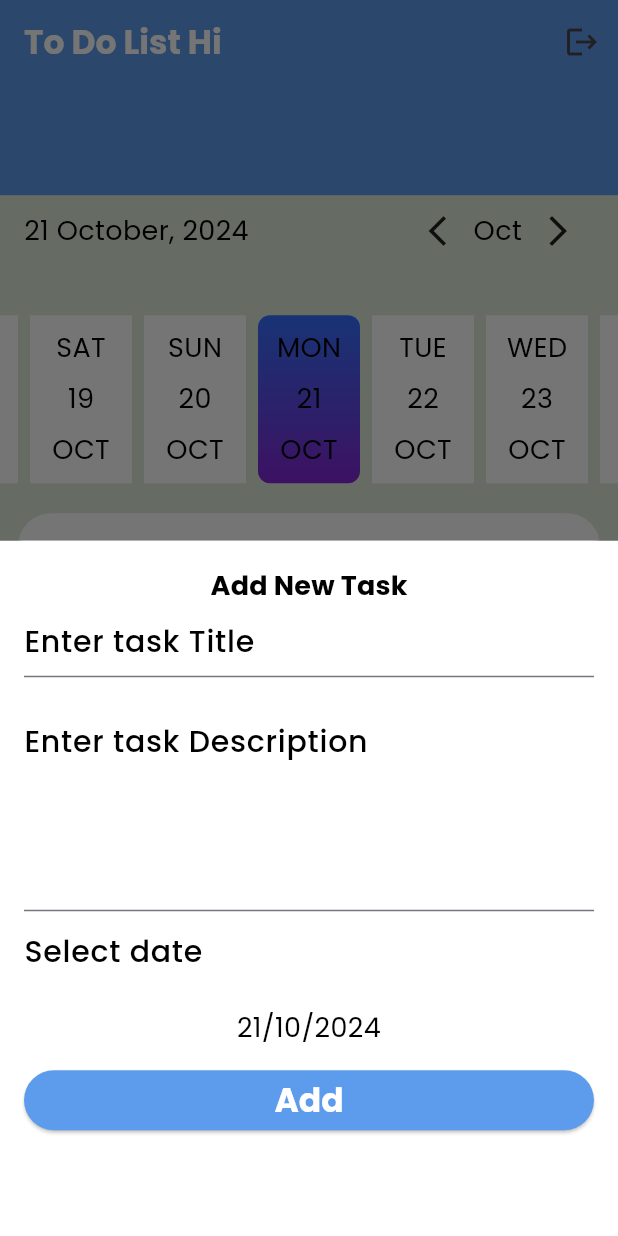
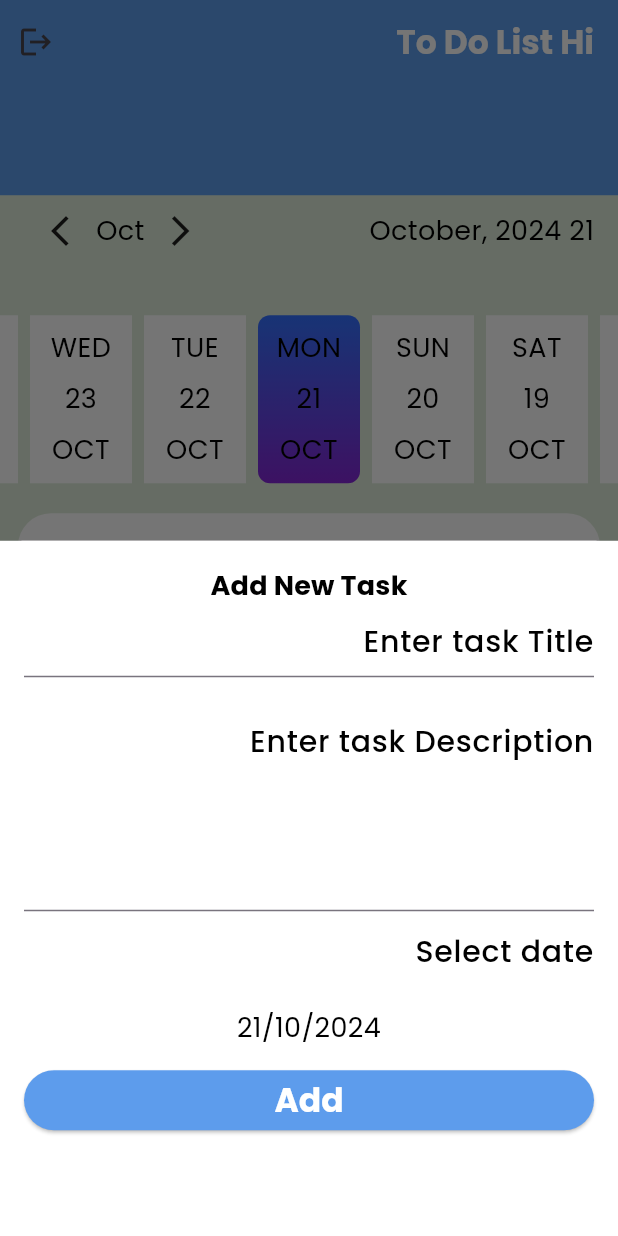
Before and after one commit to MoemenDarwish36/ToDoApp, a Flutter app: the screen it shows after launch, after a tap on the "add" icon, on a phone screen of 412 x 824 dp. Run offline on Flutter 3.47's test engine with Material 3 defaults, Android fonts, the phone set to English and light mode, and no system bars; drawn by our look-alikes of easy_date_timeline, flutter_slidable; our stand-ins replace shared_preferences; generated files the repository leaves out were written again.

Commit message:
Finished language provider and theme provider and added shared preferance

```diff
--- /dev/null
+++ b/l10n.yaml
@@ -0,0 +1,3 @@
+arb-dir: lib/l10n
+template-arb-file: app_en.arb
+output-localization-file: app_localizations.dart
--- a/lib/main.dart
+++ b/lib/main.dart
@@ -1,10 +1,26 @@
 import 'package:flutter/material.dart';
+import 'package:flutter_localizations/flutter_localizations.dart';
+import 'package:provider/provider.dart';
+import 'package:todo/provider/language_provider.dart';
+import 'package:todo/provider/theme_provider.dart';
 import 'package:todo/ui/screen/home_screen/home_screen.dart';
 import 'package:todo/ui/screen/splash_screen/splash_screen.dart';
 import 'package:todo/ui/utilities/app_theme.dart';
+import 'package:flutter_gen/gen_l10n/app_localizations.dart';
 
-void main() {
-  runApp(const MyApp());
+void main() async{
+  WidgetsFlutterBinding.ensureInitialized();
+  ThemeProvider themeProvider = ThemeProvider();
+  LanguageProvider languageProvider = LanguageProvider();
+  await themeProvider.getTheme();
+  await languageProvider.getLanguage();
+  runApp(
+      ChangeNotifierProvider(
+        create: (context) => themeProvider,
+        child: ChangeNotifierProvider(
+          create: (context) => languageProvider ,
+            child: const MyApp()),
+      ));
 }
 
 class MyApp extends StatelessWidget {
@@ -13,15 +29,29 @@ class MyApp extends StatelessWidget {
   // This widget is the root of your application.
   @override
   Widget build(BuildContext context) {
+    LanguageProvider languageProvider = Provider.of(context);
+    ThemeProvider themeProvider = Provider.of(context);
     return MaterialApp(
+      localizationsDelegates: const [
+        AppLocalizations.delegate,
+        GlobalMaterialLocalizations.delegate,
+        GlobalWidgetsLocalizations.delegate,
+        GlobalCupertinoLocalizations.delegate,
+      ],
+      supportedLocales: const [
+        Locale('en'), // English
+        Locale('ar'), // Spanish
+      ],
+      locale: Locale(languageProvider.selectedLanguage),
       debugShowCheckedModeBanner: false,
       initialRoute: Splash.routeName,
       routes: {
         HomeScreen.routeName: (_) => HomeScreen(),
-        Splash.routeName: (_) => Splash(),
+        Splash.routeName: (_) => const Splash(),
       },
       theme: AppThemeData.lightTheme,
       darkTheme: AppThemeData.darkTheme,
+      themeMode: themeProvider.currentTheme,
     );
   }
 }
--- /dev/null
+++ b/lib/provider/language_provider.dart
@@ -0,0 +1,28 @@
+import 'package:flutter/material.dart';
+import 'package:shared_preferences/shared_preferences.dart';
+
+class LanguageProvider extends ChangeNotifier {
+  String selectedLanguage = "en";
+
+  late SharedPreferences storageLanguage;
+
+  Future<void> getLanguage() async {
+    storageLanguage = await SharedPreferences.getInstance();
+    if (storageLanguage.getBool("isEnglish") ?? false) {
+      selectedLanguage = "en";
+    } else {
+      selectedLanguage = "ar";
+    }
+  }
+
+  set newLanguage(String language) {
+    selectedLanguage = language;
+    notifyListeners();
+    bool isEnglish = language == selectedLanguage ? true : false;
+    _saveLanguage(isEnglish);
+  }
+
+  void _saveLanguage(bool isEnglish) {
+    storageLanguage.setBool("isEnglish", isEnglish);
+  }
+}
--- /dev/null
+++ b/lib/provider/theme_provider.dart
@@ -0,0 +1,33 @@
+import 'package:flutter/material.dart';
+import 'package:shared_preferences/shared_preferences.dart';
+
+class ThemeProvider extends ChangeNotifier {
+  ThemeMode currentTheme = ThemeMode.light;
+
+  late SharedPreferences storageTheme;
+
+  Future<void> getTheme() async {
+    storageTheme = await SharedPreferences.getInstance();
+    if (storageTheme.getBool("isDark") ?? false) {
+      currentTheme = ThemeMode.dark;
+    } else {
+      currentTheme = ThemeMode.light;
+    }
+  }
+
+  /// to check if switch open or no
+  bool get isDarkThemeEnabled => currentTheme == ThemeMode.dark;
+
+  set newTheme(ThemeMode themeMode) {
+    currentTheme = themeMode;
+
+    notifyListeners();
+    bool isDark = currentTheme == ThemeMode.dark ? true : false;
+    _saveTheme(isDark);
+  }
+
+
+  void _saveTheme(bool isDark) {
+    storageTheme.setBool("isDark", isDark);
+  }
+}
--- a/lib/ui/screen/home_screen/add_bottom_sheet.dart
+++ b/lib/ui/screen/home_screen/add_bottom_sheet.dart
@@ -1,5 +1,6 @@
 import 'package:flutter/material.dart';
 import 'package:todo/ui/utilities/data_time_extension.dart';
+
 import '../../utilities/app_color.dart';
 
 class AddBottomSheet extends StatefulWidget {
@@ -19,6 +20,7 @@ class _AddBottomSheetState extends State<AddBottomSheet> {
   DateTime selectedDate = DateTime.now();
   String title = '';
   String description = '';
+
   // late ListProvider listProvider;
   // late ThemeProvider themeProvider;
   // late AuthUserProvider authUserProvider;
--- a/lib/ui/screen/home_screen/home_screen.dart
+++ b/lib/ui/screen/home_screen/home_screen.dart
@@ -1,6 +1,7 @@
 import 'package:flutter/material.dart';
 import 'package:todo/ui/screen/home_screen/tab/list_tab/List_tab.dart';
 import 'package:todo/ui/screen/home_screen/tab/settings/settings_tab.dart';
+import 'package:todo/ui/utilities/local_extension.dart';
 
 import '../../utilities/app_color.dart';
 import 'add_bottom_sheet.dart';
@@ -73,10 +74,10 @@ class _HomeScreenState extends State<HomeScreen> {
             },
             items: [
               BottomNavigationBarItem(
-                  icon: Icon(Icons.list), label: "context.localization.list"),
+                  icon: Icon(Icons.list), label: context.localization.list),
               BottomNavigationBarItem(
                   icon: const Icon(Icons.settings),
-                  label: "context.localization.settings"),
+                  label: context.localization.settings),
             ]),
       );
 
--- a/lib/ui/screen/home_screen/tab/list_tab/List_tab.dart
+++ b/lib/ui/screen/home_screen/tab/list_tab/List_tab.dart
@@ -1,6 +1,8 @@
 import 'package:easy_date_timeline/easy_date_timeline.dart';
 import 'package:flutter/material.dart';
+import 'package:provider/provider.dart';
 
+import '../../../../../provider/theme_provider.dart';
 import '../../../../utilities/app_color.dart';
 import 'list_item.dart';
 
@@ -18,12 +20,12 @@ class ListTabState extends State<ListTab> {
   //   getAllTasksFromFireStore() ;
   // }
   // late ListProvider listProvider;
-  // late ThemeProvider themeProvider;
+  late ThemeProvider themeProvider;
   // late AuthUserProvider authUserProvider;
 
   @override
   Widget build(BuildContext context) {
-    // themeProvider = Provider.of(context);
+    themeProvider = Provider.of(context);
     // listProvider = Provider.of(context);
     // authUserProvider = Provider.of(context);
     // if (listProvider.tasksList.isEmpty) {
@@ -51,9 +53,9 @@ class ListTabState extends State<ListTab> {
   buildCalendar() {
     return EasyDateTimeLine(
       activeColor:
-      // themeProvider.isDarkThemeEnabled
-      //     ? AppColors.white
-      //     :
+      themeProvider.isDarkThemeEnabled
+          ? AppColors.white
+          :
       AppColors.primaryColor,
       initialDate:selectedDate,
       // listProvider.selectedDate,
@@ -65,16 +67,16 @@ class ListTabState extends State<ListTab> {
       headerProps: EasyHeaderProps(
         monthStyle: TextStyle(
           color:
-          // themeProvider.isDarkThemeEnabled
-          //     ? AppColors.white
-          //     :
+          themeProvider.isDarkThemeEnabled
+              ? AppColors.white
+              :
           AppColors.black,
         ),
         selectedDateStyle: TextStyle(
           color:
-          // themeProvider.isDarkThemeEnabled
-          //     ? AppColors.white
-          //     :
+          themeProvider.isDarkThemeEnabled
+              ? AppColors.white
+              :
           AppColors.black,
         ),
         monthPickerType: MonthPickerType.switcher,
@@ -84,68 +86,68 @@ class ListTabState extends State<ListTab> {
         todayStyle: DayStyle(
             dayNumStyle: TextStyle(
               color:
-              // themeProvider.isDarkThemeEnabled
-              //     ? AppColors.white
-              //     :
+              themeProvider.isDarkThemeEnabled
+                  ? AppColors.white
+                  :
               AppColors.black,
             ),
             decoration: BoxDecoration(
               color:
-              // themeProvider.isDarkThemeEnabled
-              //     ? AppColors.blackDarkColor
-              //     :
+              themeProvider.isDarkThemeEnabled
+                  ? AppColors.blackDarkColor
+                  :
               AppColors.white,
             )),
         inactiveDayStyle: DayStyle(
             monthStrStyle: TextStyle(
               color:
-              // themeProvider.isDarkThemeEnabled
-              //     ? AppColors.white
-              //     :
+              themeProvider.isDarkThemeEnabled
+                  ? AppColors.white
+                  :
               AppColors.black,
             ),
             dayStrStyle: TextStyle(
               color:
-              // themeProvider.isDarkThemeEnabled
-              //     ? AppColors.white
-              //     :
+              themeProvider.isDarkThemeEnabled
+                  ? AppColors.white
+                  :
               AppColors.black,
             ),
             dayNumStyle: TextStyle(
               color:
-              // themeProvider.isDarkThemeEnabled
-              //     ? AppColors.white
-              //     :
+              themeProvider.isDarkThemeEnabled
+                  ? AppColors.white
+                  :
               AppColors.black,
             ),
             decoration: BoxDecoration(
               color:
-              // themeProvider.isDarkThemeEnabled
-              //     ? AppColors.blackDarkColor
-              //     :
+              themeProvider.isDarkThemeEnabled
+                  ? AppColors.blackDarkColor
+                  :
               AppColors.white,
             )),
         dayStructure: DayStructure.dayStrDayNumMonth,
         activeDayStyle: DayStyle(
           monthStrStyle: TextStyle(
             color:
-            // themeProvider.isDarkThemeEnabled
-            //     ? AppColors.white
-            //     :
+            themeProvider.isDarkThemeEnabled
+                ? AppColors.white
+                :
             AppColors.black,
           ),
           dayStrStyle: TextStyle(
             color:
-            // themeProvider.isDarkThemeEnabled
-            //     ? AppColors.white
-            //     :
+            themeProvider.isDarkThemeEnabled
+                ? AppColors.white
+                :
             AppColors.black,
           ),
           dayNumStyle: TextStyle(
             color:
-            // themeProvider.isDarkThemeEnabled
-            //     ? AppColors.white
-            //     :
+            themeProvider.isDarkThemeEnabled
+                ? AppColors.white
+                :
             AppColors.black,
           ),
           decoration: const BoxDecoration(
--- a/lib/ui/screen/home_screen/tab/list_tab/list_item.dart
+++ b/lib/ui/screen/home_screen/tab/list_tab/list_item.dart
@@ -1,6 +1,8 @@
 import 'package:flutter/material.dart';
 import 'package:flutter_slidable/flutter_slidable.dart';
+import 'package:provider/provider.dart';
 
+import '../../../../../provider/theme_provider.dart';
 import '../../../../utilities/app_color.dart';
 
 class ListItem extends StatelessWidget {
@@ -8,12 +10,12 @@ class ListItem extends StatelessWidget {
 
   // ListItem({super.key, required this.task});
 
-  // late ThemeProvider themeProvider;
+  late ThemeProvider themeProvider;
 
   @override
   Widget build(BuildContext context) {
     // ListProvider listProvider = Provider.of(context);
-    // ThemeProvider themeProvider = Provider.of(context);
+    ThemeProvider themeProvider = Provider.of(context);
     // AuthUserProvider authUserProvider = Provider.of(context);
     return Container(
       margin: const EdgeInsets.all(12),
@@ -54,9 +56,9 @@ class ListItem extends StatelessWidget {
           padding: const EdgeInsets.all(12),
           decoration: BoxDecoration(
               color:
-              // themeProvider.isDarkThemeEnabled
-              //     ? AppColors.blackDarkColor
-              //     :
+              themeProvider.isDarkThemeEnabled
+                  ? AppColors.blackDarkColor
+                  :
               AppColors.white,
               borderRadius: BorderRadius.circular(22)),
           child: Row(
--- a/lib/ui/screen/splash_screen/splash_screen.dart
+++ b/lib/ui/screen/splash_screen/splash_screen.dart
@@ -1,6 +1,8 @@
 import 'package:flutter/material.dart';
+import 'package:provider/provider.dart';
 import 'package:todo/ui/screen/home_screen/home_screen.dart';
 
+import '../../../provider/theme_provider.dart';
 import '../../utilities/app_assets.dart';
 
 class Splash extends StatefulWidget {
@@ -13,7 +15,7 @@ class Splash extends StatefulWidget {
 }
 
 class _SplashState extends State<Splash> {
-  // late ThemeProvider themeProvider;
+  late ThemeProvider themeProvider;
   @override
   void initState() {
     super.initState();
@@ -24,12 +26,12 @@ class _SplashState extends State<Splash> {
 
   @override
   Widget build(BuildContext context) {
-    // themeProvider = Provider.of(context);
+    themeProvider = Provider.of(context);
     return Scaffold(
         body:
-            // themeProvider.isDarkThemeEnabled
-            //     ? Image.asset(AppAssets.splashDark)
-            //     :
+            themeProvider.isDarkThemeEnabled
+                ? Image.asset(AppAssets.splashDark)
+                :
 
             Image.asset(AppAssets.splashLight));
   }
--- /dev/null
+++ b/lib/ui/utilities/local_extension.dart
@@ -0,0 +1,6 @@
+import 'package:flutter/material.dart';
+import 'package:flutter_gen/gen_l10n/app_localizations.dart';
+
+extension ContextExtension on BuildContext {
+  AppLocalizations get localization => AppLocalizations.of(this)!;
+}
```
Also changed, not shown: lib/l10n/app_ar.arb (added, +8 -0 lines), lib/l10n/app_en.arb (added, +8 -0 lines), lib/provider/auth_user_provider.dart (added, +11 -0 lines), lib/provider/list_provider.dart (added, +45 -0 lines), lib/ui/screen/home_screen/tab/settings/settings_tab.dart (+77 -3 lines), pubspec.yaml (+7 -2 lines), lib/ui/utilities/data_time_extension.dart (line endings or trailing spaces), pubspec.lock. Lines whose indentation alone changed are shown as unchanged.
